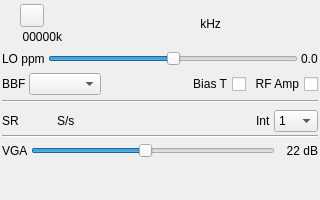
Qt form plugins/samplesink/hackrfoutput/hackrfoutputgui.ui (f4exb/sdrangel) before a commit.
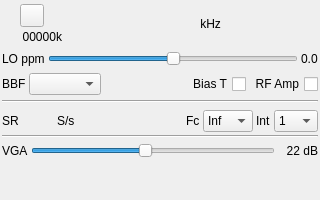
The same form after that commit. Icons and pictures are not drawn. Custom widgets are drawn as their Qt base class.

Diff of the .ui file:
```diff
--- a/plugins/samplesink/hackrfoutput/hackrfoutputgui.ui
+++ b/plugins/samplesink/hackrfoutput/hackrfoutputgui.ui
@@ -349,6 +349,41 @@
        </property>
       </spacer>
      </item>
+     <item>
+      <widget class="QLabel" name="fcPosLabel">
+       <property name="text">
+        <string>Fc</string>
+       </property>
+      </widget>
+     </item>
+     <item>
+      <widget class="QComboBox" name="fcPos">
+       <property name="maximumSize">
+        <size>
+         <width>50</width>
+         <height>16777215</height>
+        </size>
+       </property>
+       <property name="toolTip">
+        <string>Relative position of device center frequency</string>
+       </property>
+       <item>
+        <property name="text">
+         <string>Inf</string>
+        </property>
+       </item>
+       <item>
+        <property name="text">
+         <string>Sup</string>
+        </property>
+       </item>
+       <item>
+        <property name="text">
+         <string>Cen</string>
+        </property>
+       </item>
+      </widget>
+     </item>
      <item>
       <widget class="QLabel" name="label_interp">
        <property name="text">
```
